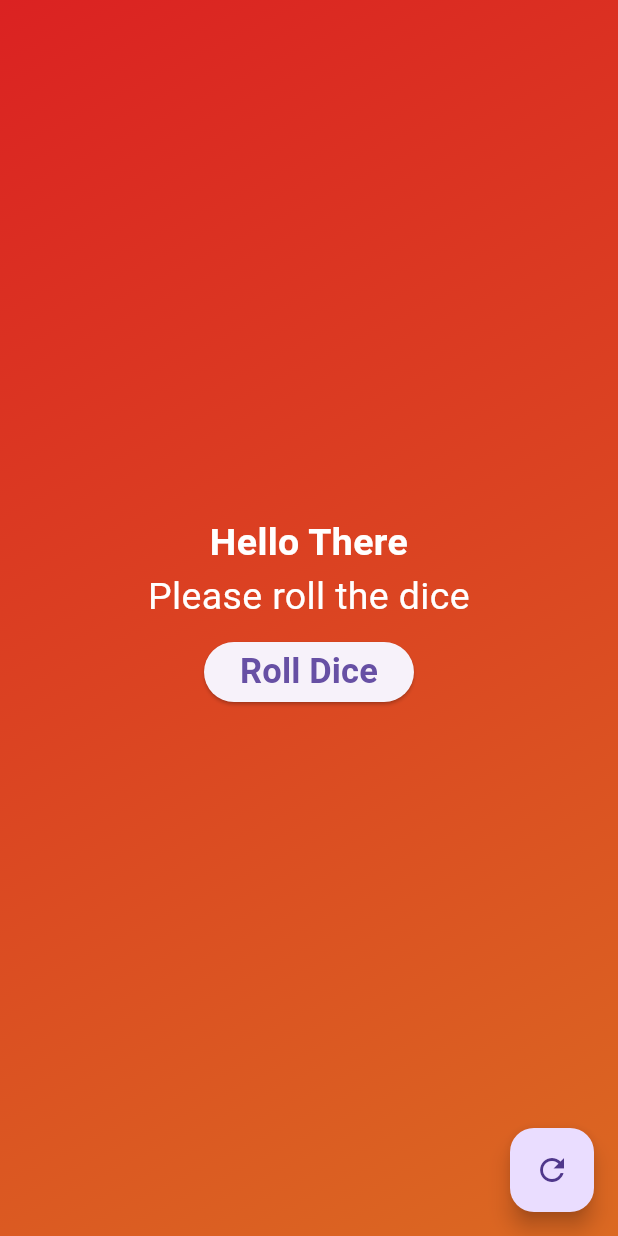
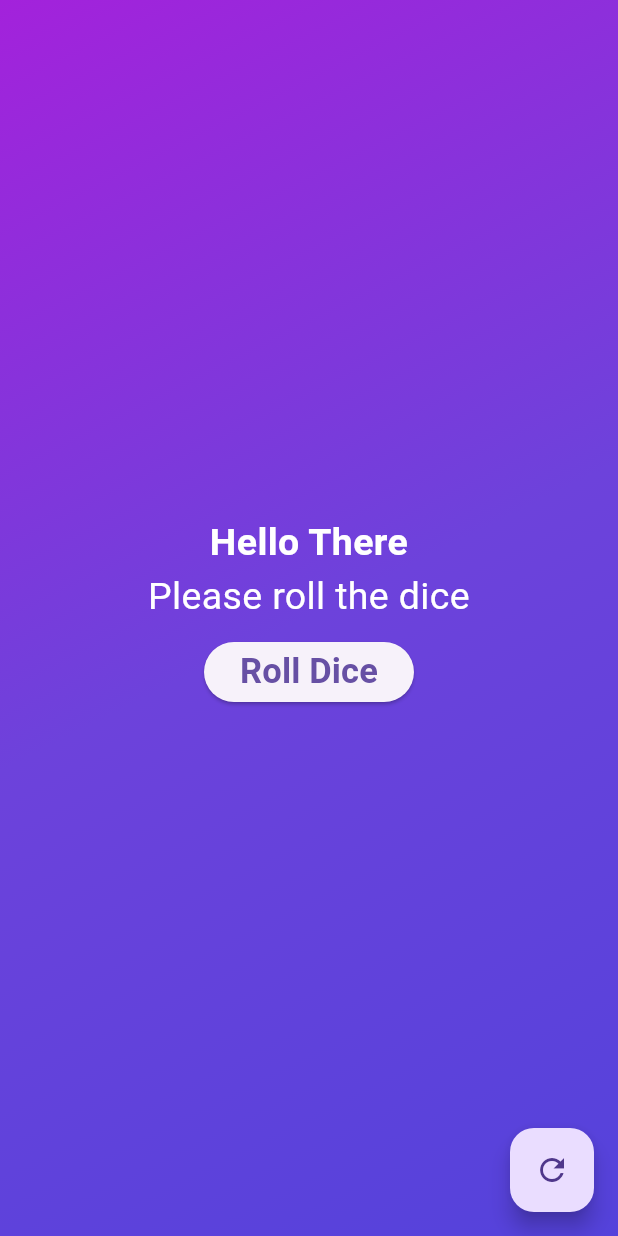
Before and after one commit to MohamedAshrafz/roll_dice, a Flutter app: the screen it shows after launch, on a phone screen of 412 x 824 dp. Run offline on Flutter 3.47's test engine with Material 2 defaults, Android fonts, the phone set to English and light mode, and no system bars.

```diff
--- a/lib/main.dart
+++ b/lib/main.dart
@@ -28,7 +28,7 @@ class MyApp extends StatelessWidget {
         //   colorScheme: ColorScheme.fromSeed(seedColor: Colors.blue),
         useMaterial3: true,
       ),
-      home: const HomeScreenWidget.defaultHomeScreenColoring(title: "Hello There"),
+      home: const HomeScreenWidget.defaultAppColoring(title: "Hello There"),
     );
   }
 }
```
